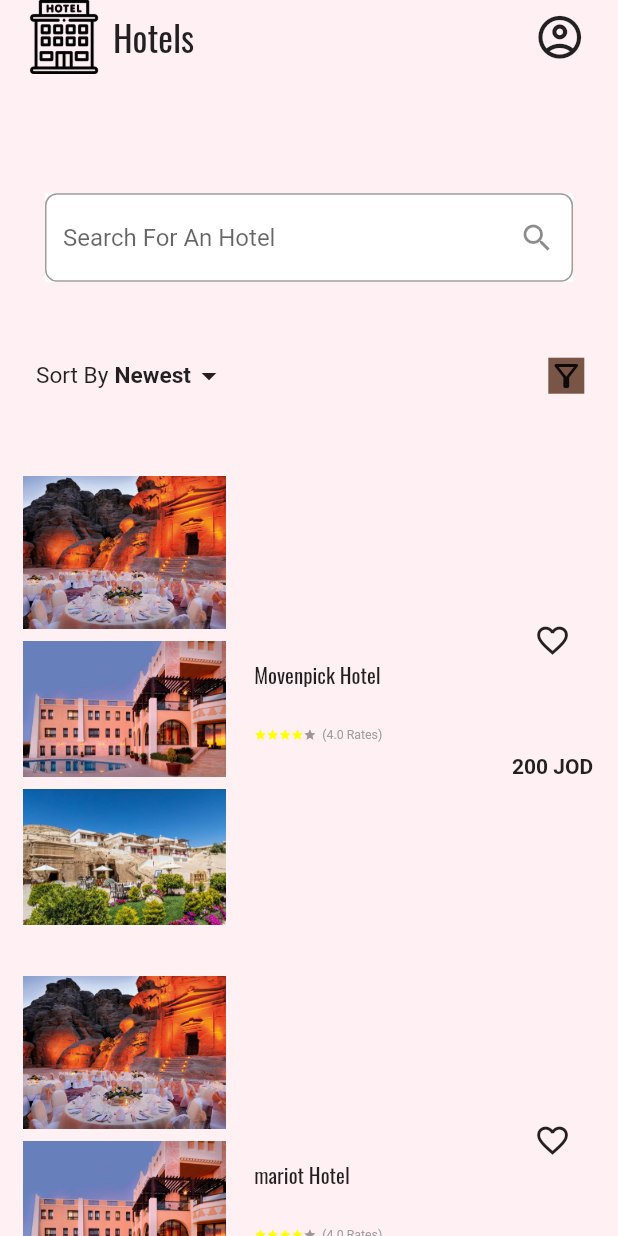
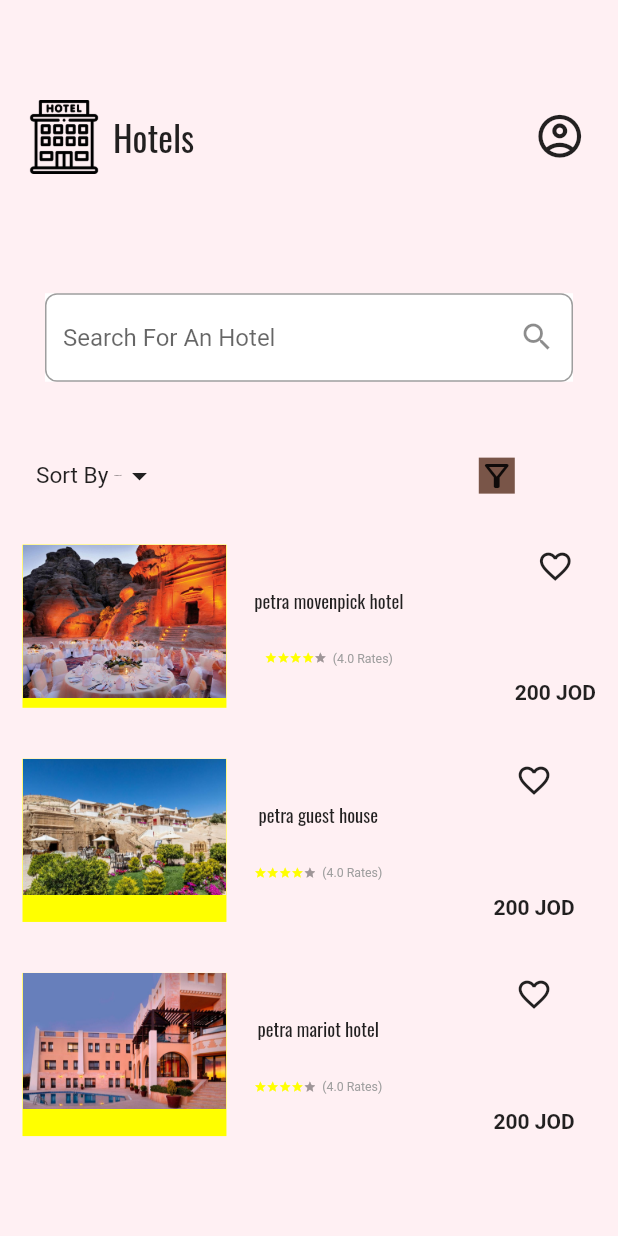
Before and after one commit to AuXiNN/Tour, a Flutter app: the FirstPage screen opened by its route, on a phone screen of 412 x 824 dp. Run offline on Flutter 3.47's test engine with Material 2 defaults, Android fonts, the phone set to English and light mode, and no system bars; drawn by our look-alikes of flutter_rating_bar; our stand-ins replace awesome_dialog, firebase_auth, firebase_core, google_fonts, persistent_bottom_nav_bar and 1 more; missing offline and left inert: dart:ffi; accounts and stored records are empty.

Commit message:
Update UI and add new pages (generated by blackbox.ai )

```diff
--- a/lib/Pages/login.dart
+++ b/lib/Pages/login.dart
@@ -122,11 +122,29 @@ class _LoginState extends State<Login> {
               onPressed: () async {
                 if (formState.currentState!.validate()) {
                   try {
-                      final credential = FirebaseAuth.instance.signInWithEmailAndPassword(
-                          email: email.text, password: password.text);
+                    final userCredential = await FirebaseAuth.instance.signInWithEmailAndPassword(
+                      email: email.text,
+                      password: password.text,
+                    );
+
+                    // Check if userCredential is not null to ensure successful sign-in
+                    if (userCredential.user != null) {
                       Navigator.of(context).pushReplacementNamed("homepage");
+                    } else {
+                      // Handle unsuccessful sign-in here
+                      // Show error dialog or take appropriate action
+                      // For example:
+                      print('User not found or invalid credentials');
+                      AwesomeDialog(
+                        context: context,
+                        dialogType: DialogType.error,
+                        animType: AnimType.rightSlide,
+                        title: 'Error',
+                        desc: 'Invalid email or password',
+                      ).show();
+                    }
                   } on FirebaseAuthException catch (e) {
-                      print('Error code: ${e.code}'); // Add this print statement
+                    print('Error code: ${e.code}');
                      if (e.code == "invalid-email") {
                         print('Invalid Email.');
                         AwesomeDialog(
@@ -155,11 +173,13 @@ class _LoginState extends State<Login> {
                           desc: 'No user found for that email.',
                         ).show();
                       }
+
                   }
                 } else {
-                    print('Not Valid');
+                  print('Form validation failed');
                 }
-                }),
+              },
+            ),
             const SizedBox(height: 10),
             MaterialButton(
               shape: RoundedRectangleBorder(
--- a/lib/hotel/components/hotelCard.dart
+++ b/lib/hotel/components/hotelCard.dart
@@ -7,13 +7,11 @@ class HotelInfo extends StatefulWidget {
   final String name;
   final double rating;
   final int price;
+  final String image;
 
-  const HotelInfo({
-    Key? key,
-    required this.name,
-    required this.rating,
-    required this.price,
-  }) : super(key: key);
+  const HotelInfo(
+      {Key? key, required this.name, required this.rating, required this.price, required this.image})
+      : super(key: key);
 
   @override
   State<HotelInfo> createState() => _HotelInfoState();
@@ -26,34 +24,33 @@ class _HotelInfoState extends State<HotelInfo> {
       padding: const EdgeInsets.only(left: 15, top: 34),
       child: Row(
         children: [
-          SizedBox(
+          Container(
+            height: 13.2.h,
             width: 33.w,
-            child: ListView(
-              shrinkWrap: true,
-              physics: NeverScrollableScrollPhysics(),
+            color: Colors.yellowAccent,
+            child: Column(
               children: [
-                Image.asset('images/moven.png'),
-                const SizedBox(height: 8.0),
-                Image.asset('images/mariot.png'),
-                const SizedBox(height: 8.0),
-                Image.asset('images/guest.png'),
+                Image.asset(widget.image),
               ],
             ),
           ),
-          SizedBox(width: 4.5.w),
+          SizedBox(
+            width: 4.5.w,
+          ),
           Column(
-            crossAxisAlignment: CrossAxisAlignment.start,
             children: [
               Text(
                 widget.name,
-                style: GoogleFonts.oswald(),
+                style: GoogleFonts.oswald(textStyle:  TextStyle(fontSize: 9.sp)),
               ),
-              SizedBox(height: 3.h),
+              SizedBox(
+                height: 3.h,
+              ),
               Row(
                 children: [
                   RatingBarIndicator(
                     rating: widget.rating,
-                    itemBuilder: (context, index) => Icon(
+                    itemBuilder: (context, index) => const Icon(
                       Icons.star,
                       color: Colors.yellowAccent,
                     ),
@@ -61,29 +58,35 @@ class _HotelInfoState extends State<HotelInfo> {
                     itemSize: 1.h,
                     direction: Axis.horizontal,
                   ),
-                  SizedBox(width: 1.w),
+                  SizedBox(
+                    width: 1.w,
+                  ),
                   Text(
                     '(${widget.rating} Rates)',
                     style: TextStyle(color: Colors.grey, fontSize: 6.sp),
                   )
                 ],
-              ),
+              )
             ],
           ),
-          SizedBox(width: 21.w),
+          SizedBox(
+            width: 18.w,
+          ),
           Column(
             children: [
               Icon(
                 Icons.favorite_border,
                 size: 18.sp,
               ),
-              SizedBox(height: 7.8.h),
+              SizedBox(
+                height: 7.8.h,
+              ),
               Text(
                 "${widget.price} JOD",
-                style: TextStyle(fontWeight: FontWeight.bold),
-              ),
+                style: const TextStyle(fontWeight: FontWeight.bold),
+              )
             ],
-          ),
+          )
         ],
       ),
     );
--- a/lib/hotel/views/first.dart
+++ b/lib/hotel/views/first.dart
@@ -1,8 +1,11 @@
+
 import 'package:flutter/material.dart';
-import 'package:tour/hotel/components/hotelCard.dart';
+
 import 'package:sizer/sizer.dart';
 import 'package:google_fonts/google_fonts.dart';
 import 'package:flutter_rating_bar/flutter_rating_bar.dart';
+
+import '../components/hotelCard.dart';
 
 class FirstPage extends StatelessWidget {
   const FirstPage({Key? key}) : super(key: key);
@@ -25,7 +28,6 @@ class FirstPage extends StatelessWidget {
                           children: [
                             Row(
                               children: [
-
                                 Image.asset(
                                   'images/hotel.png',
                                   height: 6.h,
@@ -62,9 +64,8 @@ class FirstPage extends StatelessWidget {
                       child: TextField(
                         decoration: InputDecoration(
                           hintText: 'Search For An Hotel',
-                          // Add a clear button to the search bar
                           suffixIcon: IconButton(
-                              icon: Icon(Icons.search), onPressed: () {}),
+                              icon: const Icon(Icons.search), onPressed: () {}),
                           border: OutlineInputBorder(
                             borderRadius: BorderRadius.circular(8.0),
                           ),
@@ -89,22 +90,30 @@ class FirstPage extends StatelessWidget {
                         Text(
                           'Newest',
                           style: TextStyle(
-                          fontWeight: FontWeight.bold, fontSize: 11.sp),
+                              fontWeight: FontWeight.bold, fontSize: 1.sp),
                         ),
-                    Icon(Icons.arrow_drop_down_outlined),
+                        const Icon(Icons.arrow_drop_down_outlined),
                         SizedBox(
                           width: 52.w,
                         ),
                         Container(
                             color: Colors.brown,
-                        child: Icon(Icons.filter_alt_outlined)),
+                            child: const Icon(Icons.filter_alt_outlined)),
                       ],
                     ),
                   ),
-              SizedBox(height: 2.5.h),
-                  HotelInfo(name: "Movenpick Hotel", rating: 4.00, price: 200),
-                  HotelInfo(name: "mariot Hotel", rating: 4.00, price: 200),
-                  HotelInfo(name: "guest Hotel", rating: 4.00, price: 200),
+                  const HotelInfo(
+                      name: "petra movenpick hotel",
+                      rating: 4.00,
+price: 200 , image : "images/moven.png"),
+                  const HotelInfo(
+                      name: "petra guest house",
+                      rating: 4.00,
+                      price: 200, image: "images/guest.png",),
+                  const HotelInfo(
+                      name: "petra mariot hotel",
+                      rating: 4.00,
+                      price: 200 , image: "images/mariot.png",),
                 ],
               ),
             ),
--- a/lib/main.dart
+++ b/lib/main.dart
@@ -4,7 +4,6 @@ import 'package:flutter/material.dart';
 import 'package:tour/Pages/login.dart';
 import 'package:tour/Pages/signup.dart';
 import 'package:tour/Pages/homepage.dart';
-
 import 'Pages/CityDesc.dart';
 import 'hotel/views/first.dart';
 
```
Lines whose indentation alone changed are shown as unchanged.
